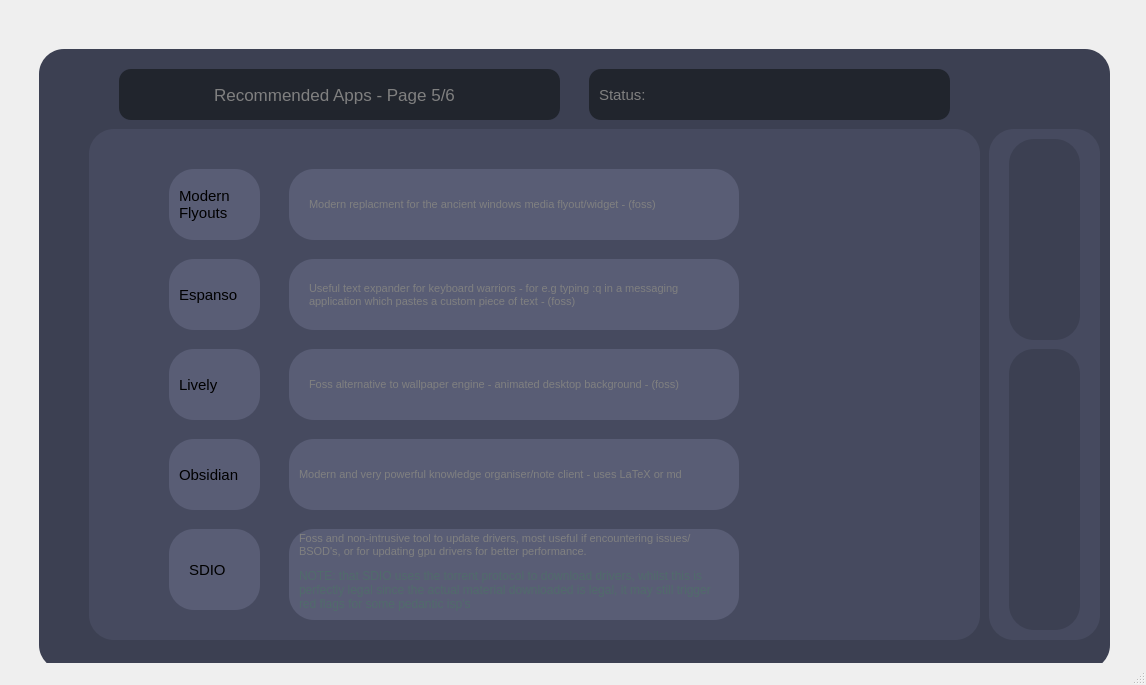
Above: scoopgui.ui from Fluorite-Apps/Fluorite-Store before the change. Below: the same form after it.
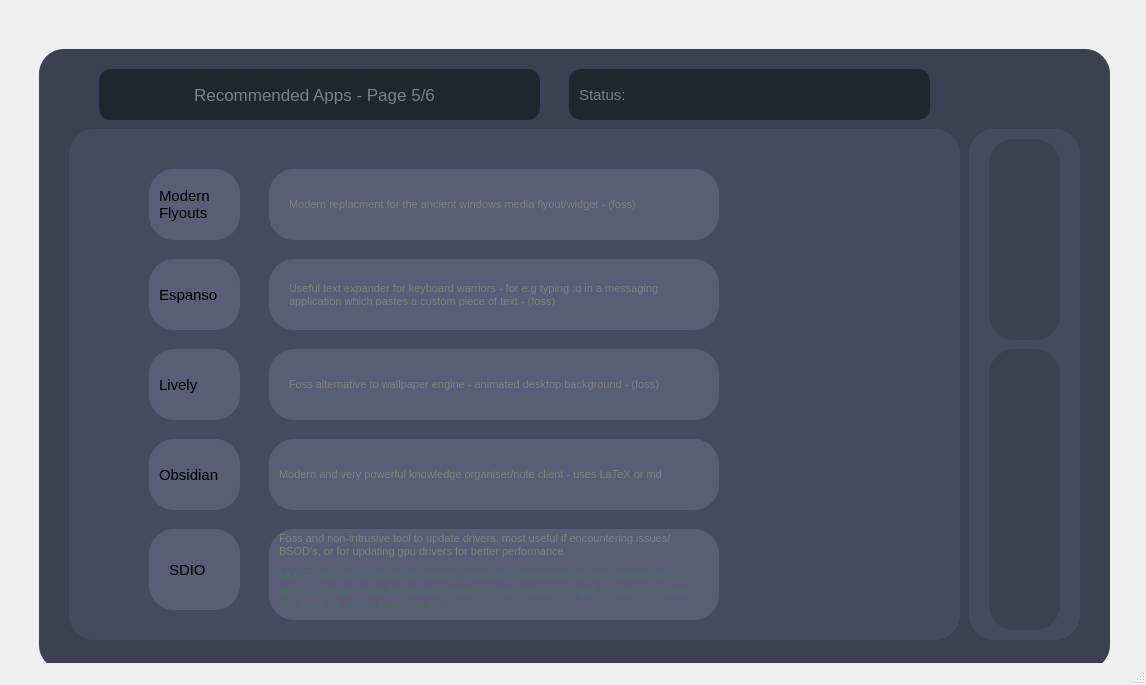
That is the form after the change. The open tabs and pages were chosen to show the change. Icons and pictures are not drawn.

Patch:
```diff
--- a/scoopgui.ui
+++ b/scoopgui.ui
@@ -7144,7 +7144,7 @@
      <widget class="QFrame" name="recc_app_install_frame_21">
       <property name="geometry">
        <rect>
-        <x>770</x>
+        <x>750</x>
         <y>440</y>
         <width>131</width>
         <height>71</height>
@@ -7204,7 +7204,7 @@
      <widget class="QLabel" name="label_117">
       <property name="geometry">
        <rect>
-        <x>300</x>
+        <x>280</x>
         <y>280</y>
         <width>411</width>
         <height>31</height>
@@ -7228,7 +7228,7 @@
      <widget class="QLabel" name="label_95">
       <property name="geometry">
        <rect>
-        <x>300</x>
+        <x>280</x>
         <y>370</y>
         <width>411</width>
         <height>31</height>
@@ -7252,7 +7252,7 @@
      <widget class="QLabel" name="label_123">
       <property name="geometry">
        <rect>
-        <x>80</x>
+        <x>60</x>
         <y>130</y>
         <width>891</width>
         <height>511</height>
@@ -7273,7 +7273,7 @@
      <widget class="QLabel" name="label_181">
       <property name="geometry">
        <rect>
-        <x>590</x>
+        <x>570</x>
         <y>80</y>
         <width>51</width>
         <height>31</height>
@@ -7294,7 +7294,7 @@
      <widget class="QLabel" name="label_127">
       <property name="geometry">
        <rect>
-        <x>170</x>
+        <x>150</x>
         <y>370</y>
         <width>71</width>
         <height>31</height>
@@ -7315,7 +7315,7 @@
      <widget class="QFrame" name="recc_app_install_frame_22">
       <property name="geometry">
        <rect>
-        <x>770</x>
+        <x>750</x>
         <y>530</y>
         <width>131</width>
         <height>71</height>
@@ -7375,7 +7375,7 @@
      <widget class="QLabel" name="label_129">
       <property name="geometry">
        <rect>
-        <x>160</x>
+        <x>140</x>
         <y>350</y>
         <width>91</width>
         <height>71</height>
@@ -7396,7 +7396,7 @@
      <widget class="QLabel" name="label_135">
       <property name="geometry">
        <rect>
-        <x>280</x>
+        <x>260</x>
         <y>170</y>
         <width>450</width>
         <height>71</height>
@@ -7417,7 +7417,7 @@
      <widget class="QLabel" name="label_139">
       <property name="geometry">
        <rect>
-        <x>980</x>
+        <x>960</x>
         <y>130</y>
         <width>111</width>
         <height>511</height>
@@ -7440,7 +7440,7 @@
      <widget class="QLabel" name="label_145">
       <property name="geometry">
        <rect>
-        <x>1000</x>
+        <x>980</x>
         <y>140</y>
         <width>71</width>
         <height>201</height>
@@ -7461,7 +7461,7 @@
      <widget class="QLabel" name="label_151">
       <property name="geometry">
        <rect>
-        <x>290</x>
+        <x>270</x>
         <y>530</y>
         <width>411</width>
         <height>31</height>
@@ -7485,7 +7485,7 @@
      <widget class="QLabel" name="label_155">
       <property name="geometry">
        <rect>
-        <x>170</x>
+        <x>150</x>
         <y>180</y>
         <width>71</width>
         <height>51</height>
@@ -7530,7 +7530,7 @@
      <widget class="QFrame" name="status_indicator_frame_5">
       <property name="geometry">
        <rect>
-        <x>640</x>
+        <x>620</x>
         <y>70</y>
         <width>281</width>
         <height>51</height>
@@ -7572,7 +7572,7 @@
      <widget class="QFrame" name="recc_app_install_frame_23">
       <property name="geometry">
        <rect>
-        <x>770</x>
+        <x>750</x>
         <y>170</y>
         <width>131</width>
         <height>71</height>
@@ -7632,7 +7632,7 @@
      <widget class="QFrame" name="recc_app_install_frame_24">
       <property name="geometry">
        <rect>
-        <x>770</x>
+        <x>750</x>
         <y>350</y>
         <width>131</width>
         <height>71</height>
@@ -7692,7 +7692,7 @@
      <widget class="QLabel" name="title_7">
       <property name="geometry">
        <rect>
-        <x>160</x>
+        <x>140</x>
         <y>75</y>
         <width>331</width>
         <height>41</height>
@@ -7716,7 +7716,7 @@
      <widget class="QLabel" name="label_163">
       <property name="geometry">
        <rect>
-        <x>160</x>
+        <x>140</x>
         <y>530</y>
         <width>91</width>
         <height>81</height>
@@ -7737,7 +7737,7 @@
      <widget class="QLabel" name="label_167">
       <property name="geometry">
        <rect>
-        <x>180</x>
+        <x>160</x>
         <y>540</y>
         <width>51</width>
         <height>61</height>
@@ -7761,7 +7761,7 @@
      <widget class="QLabel" name="label_182">
       <property name="geometry">
        <rect>
-        <x>280</x>
+        <x>260</x>
         <y>440</y>
         <width>450</width>
         <height>71</height>
@@ -7782,7 +7782,7 @@
      <widget class="QFrame" name="back_button_frame_3">
       <property name="geometry">
        <rect>
-        <x>1010</x>
+        <x>990</x>
         <y>150</y>
         <width>51</width>
         <height>181</height>
@@ -7842,7 +7842,7 @@
      <widget class="QLabel" name="label_89">
       <property name="geometry">
        <rect>
-        <x>170</x>
+        <x>150</x>
         <y>270</y>
         <width>71</width>
         <height>51</height>
@@ -7866,7 +7866,7 @@
      <widget class="QLabel" name="label_183">
       <property name="geometry">
        <rect>
-        <x>280</x>
+        <x>260</x>
         <y>530</y>
         <width>450</width>
         <height>91</height>
@@ -7887,7 +7887,7 @@
      <widget class="QLabel" name="label_184">
       <property name="geometry">
        <rect>
-        <x>280</x>
+        <x>260</x>
         <y>350</y>
         <width>450</width>
         <height>71</height>
@@ -7908,7 +7908,7 @@
      <widget class="QLabel" name="label_185">
       <property name="geometry">
        <rect>
-        <x>110</x>
+        <x>90</x>
         <y>70</y>
         <width>441</width>
         <height>51</height>
@@ -7931,7 +7931,7 @@
      <widget class="QLabel" name="label_186">
       <property name="geometry">
        <rect>
-        <x>280</x>
+        <x>260</x>
         <y>260</y>
         <width>450</width>
         <height>71</height>
@@ -7952,7 +7952,7 @@
      <widget class="QLabel" name="label_187">
       <property name="geometry">
        <rect>
-        <x>300</x>
+        <x>280</x>
         <y>190</y>
         <width>411</width>
         <height>31</height>
@@ -7976,7 +7976,7 @@
      <widget class="QFrame" name="recc_app_install_frame_25">
       <property name="geometry">
        <rect>
-        <x>770</x>
+        <x>750</x>
         <y>260</y>
         <width>131</width>
         <height>71</height>
@@ -8036,7 +8036,7 @@
      <widget class="QLabel" name="label_188">
       <property name="geometry">
        <rect>
-        <x>160</x>
+        <x>140</x>
         <y>260</y>
         <width>91</width>
         <height>71</height>
@@ -8057,7 +8057,7 @@
      <widget class="QLabel" name="label_189">
       <property name="geometry">
        <rect>
-        <x>160</x>
+        <x>140</x>
         <y>440</y>
         <width>91</width>
         <height>71</height>
@@ -8078,7 +8078,7 @@
      <widget class="QLabel" name="label_190">
       <property name="geometry">
        <rect>
-        <x>580</x>
+        <x>560</x>
         <y>70</y>
         <width>361</width>
         <height>51</height>
@@ -8101,7 +8101,7 @@
      <widget class="QLabel" name="label_191">
       <property name="geometry">
        <rect>
-        <x>160</x>
+        <x>140</x>
         <y>170</y>
         <width>91</width>
         <height>71</height>
@@ -8122,7 +8122,7 @@
      <widget class="QLabel" name="label_192">
       <property name="geometry">
        <rect>
-        <x>170</x>
+        <x>150</x>
         <y>450</y>
         <width>71</width>
         <height>51</height>
@@ -8146,7 +8146,7 @@
      <widget class="QLabel" name="label_193">
       <property name="geometry">
        <rect>
-        <x>290</x>
+        <x>270</x>
         <y>460</y>
         <width>411</width>
         <height>31</height>
@@ -8170,7 +8170,7 @@
      <widget class="QFrame" name="recc_next_page_frame_6">
       <property name="geometry">
        <rect>
-        <x>1010</x>
+        <x>990</x>
         <y>360</y>
         <width>51</width>
         <height>261</height>
@@ -8230,7 +8230,7 @@
      <widget class="QLabel" name="label_340">
       <property name="geometry">
        <rect>
-        <x>1000</x>
+        <x>980</x>
         <y>350</y>
         <width>71</width>
         <height>281</height>
@@ -8251,7 +8251,7 @@
      <widget class="QLabel" name="label_22">
       <property name="geometry">
        <rect>
-        <x>290</x>
+        <x>270</x>
         <y>560</y>
         <width>421</width>
         <height>61</height>
```
Left out of the diff: 360 changed lines with no effect on the pictures.
